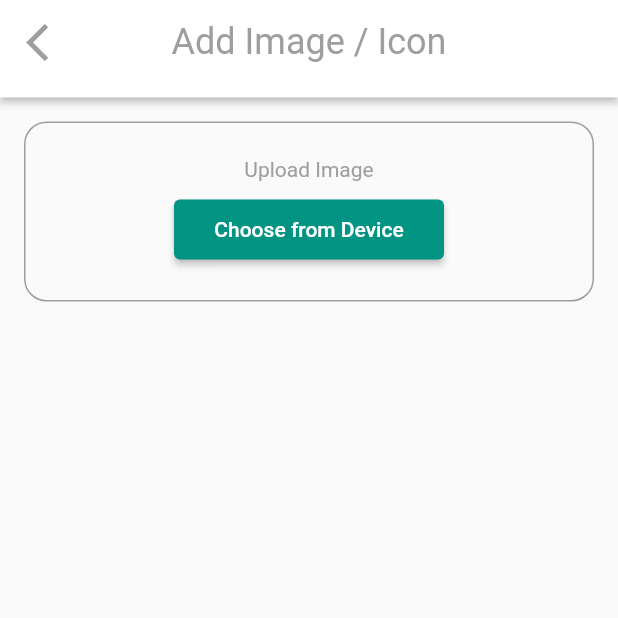
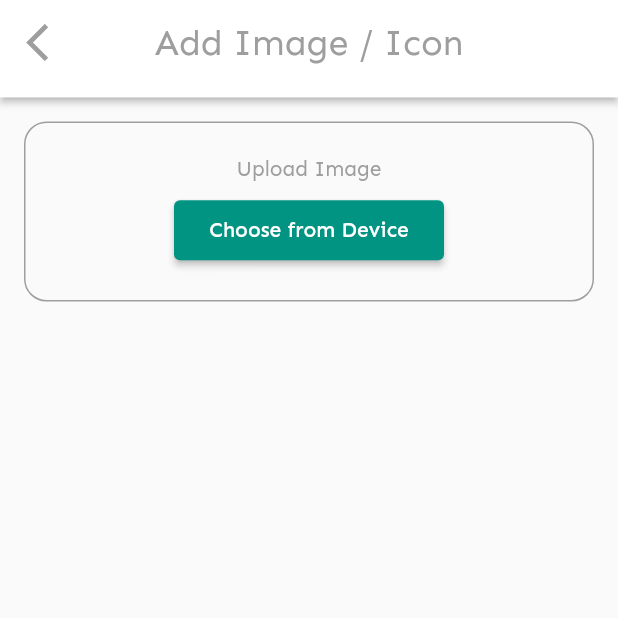
Before and after one commit to nicolas-ferrada/image_handler_celebrare, a Flutter app: the screen it shows after launch, on a phone screen of 412 x 824 dp, the top half of it. Run offline on Flutter 3.47's test engine with Material 3 defaults, Android fonts, the phone set to English and light mode, and no system bars; our stand-ins replace image_cropper, image_picker; missing offline and left inert: widget_mask.

Commit message:
feat add app font Sen

```diff
--- a/lib/main.dart
+++ b/lib/main.dart
@@ -8,12 +8,15 @@ void main() {
 class MyApp extends StatelessWidget {
   const MyApp({super.key});
 
+  static const String _appFont = 'Sen';
+
   @override
   Widget build(BuildContext context) {
     return MaterialApp(
       debugShowCheckedModeBanner: false,
       theme: ThemeData(
         useMaterial3: false,
+        fontFamily: _appFont,
       ),
       home: const Home(),
     );
--- a/lib/widgets/custom_app_bar.dart
+++ b/lib/widgets/custom_app_bar.dart
@@ -16,7 +16,11 @@ class CustomAppBar extends StatelessWidget implements PreferredSizeWidget {
       ),
       leading: exitAppIcon(),
       title: const Text('Add Image / Icon'),
-      titleTextStyle: const TextStyle(color: AppColor.grey, fontSize: 24),
+      titleTextStyle: const TextStyle(
+        color: AppColor.grey,
+        fontSize: 24,
+        fontFamily: 'Sen',
+      ),
       leadingWidth: 65,
       centerTitle: true,
       elevation: 2,
```
Also changed, not shown: pubspec.yaml (+4 -6 lines), fonts/Sen-VariableFont_wght.ttf (added).
